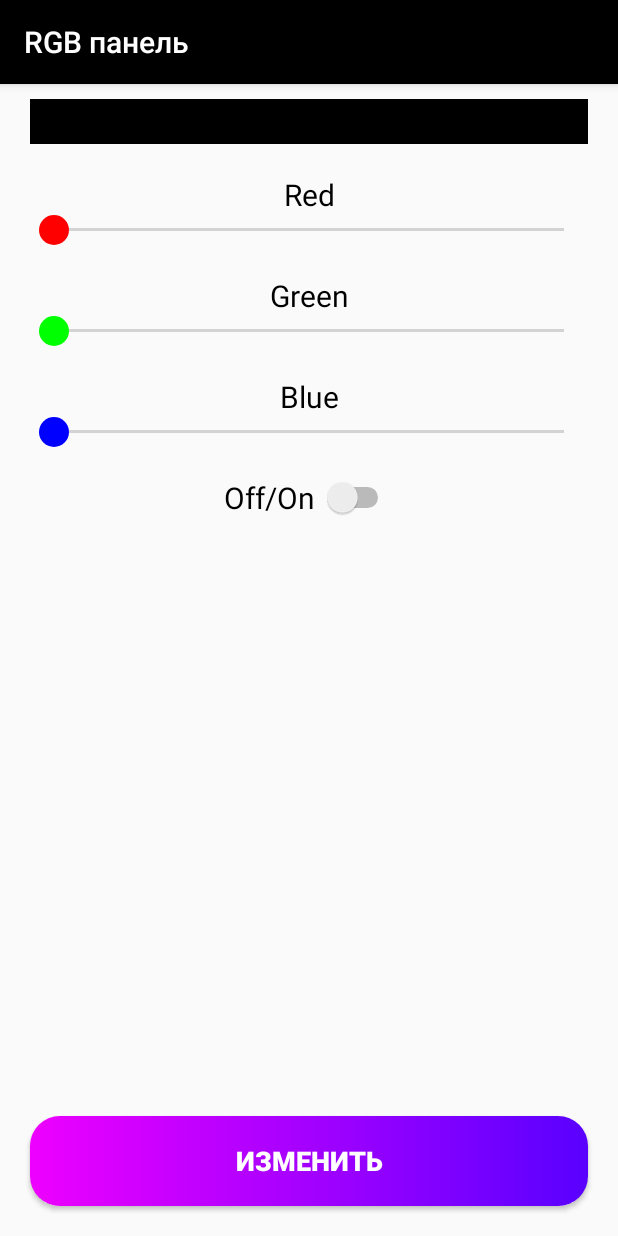
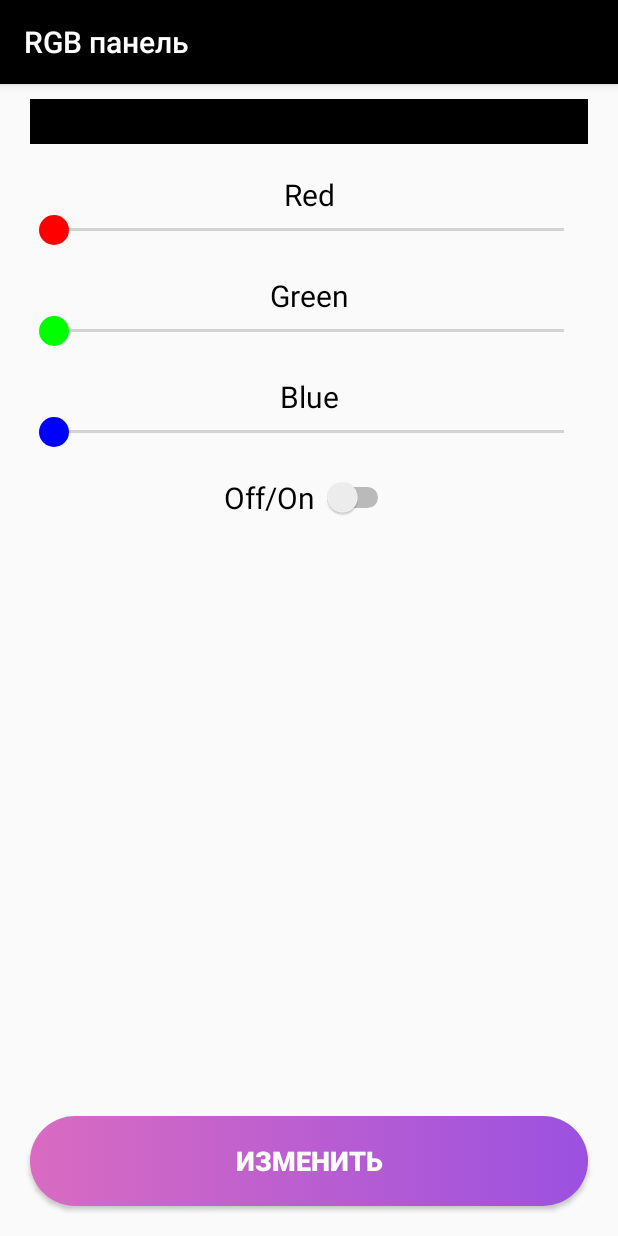
Before and after one commit to MaratZiganshin/SmartHouse, an Android app: the RGB screen opened directly, with no data from a screen before it, on a phone screen of 412 x 824 dp. Run offline under Robolectric (Android 15) with nearby library versions, the phone set to English and light mode, and no system bars.

Commit message:
added something

```diff
--- a/app/src/main/java/Controller/DataGetter.java
+++ b/app/src/main/java/Controller/DataGetter.java
@@ -51,7 +51,7 @@ public class DataGetter {
         }
     }
 
-    public static void registrateUser(String login, String password, String email, String homeId, String homePass) throws IOException{
+    public static void registrateUser(String email, String login, String password, String homeId, String homePass) throws IOException{
         String address = "http://185.188.182.194:8080/user/register?login=" + login + "&password=" + password + "&email=" + email+ "&homeId=" + homeId+ "&homePass=" + homePass;
         try {
             HttpURLConnection connection = (HttpURLConnection)(new URL(address).openConnection());
--- a/app/src/main/java/com/marat/smarthouse/RGB.java
+++ b/app/src/main/java/com/marat/smarthouse/RGB.java
@@ -33,6 +33,18 @@ public class RGB extends AppCompatActivity {
         final SeekBar red = findViewById(R.id.red_bar);
         final SeekBar green = findViewById(R.id.green_bar);
         final SeekBar blue = findViewById(R.id.blue_bar);
+        try{
+            String state = SessionData.getCurrentDevice().getState();
+            String[] colors = state.split("\\.");
+            red.setProgress(Integer.parseInt(colors[0]));
+            green.setProgress(Integer.parseInt(colors[1]));
+            blue.setProgress(Integer.parseInt(colors[2]));
+            if (colors[3].equals("on"))
+                switcher.setChecked(true);
+            else
+                switcher.setChecked(false);
+        }
+        catch (Exception e){}
         redColor = red.getProgress();
         greenColor = green.getProgress();
         blueColor = blue.getProgress();
--- a/app/src/main/res/drawable/big_button.xml
+++ b/app/src/main/res/drawable/big_button.xml
@@ -2,10 +2,10 @@
 <selector xmlns:android="http://schemas.android.com/apk/res/android">
     <item >
         <shape android:shape = "rectangle" >
-            <corners android:radius="20dp"/>
+            <corners android:radius="50dp"/>
             <solid android:color="#000000"/>
-            <gradient android:startColor="@color/startButtonGradient"
-                android:endColor="@color/endButtonGrandient"/>
+            <gradient android:startColor="#D96BC1"
+                android:endColor="#9B51E0"/>
 
         </shape>
     </item>
--- a/app/src/main/res/layout/activity_login.xml
+++ b/app/src/main/res/layout/activity_login.xml
@@ -49,6 +49,7 @@
                 android:layout_width="match_parent"
                 android:layout_height="wrap_content"
                 android:layout_below="@id/smile"
+                android:layout_marginTop="20dp"
                 android:id = "@+id/email_text_input">
 
                 <AutoCompleteTextView
```
